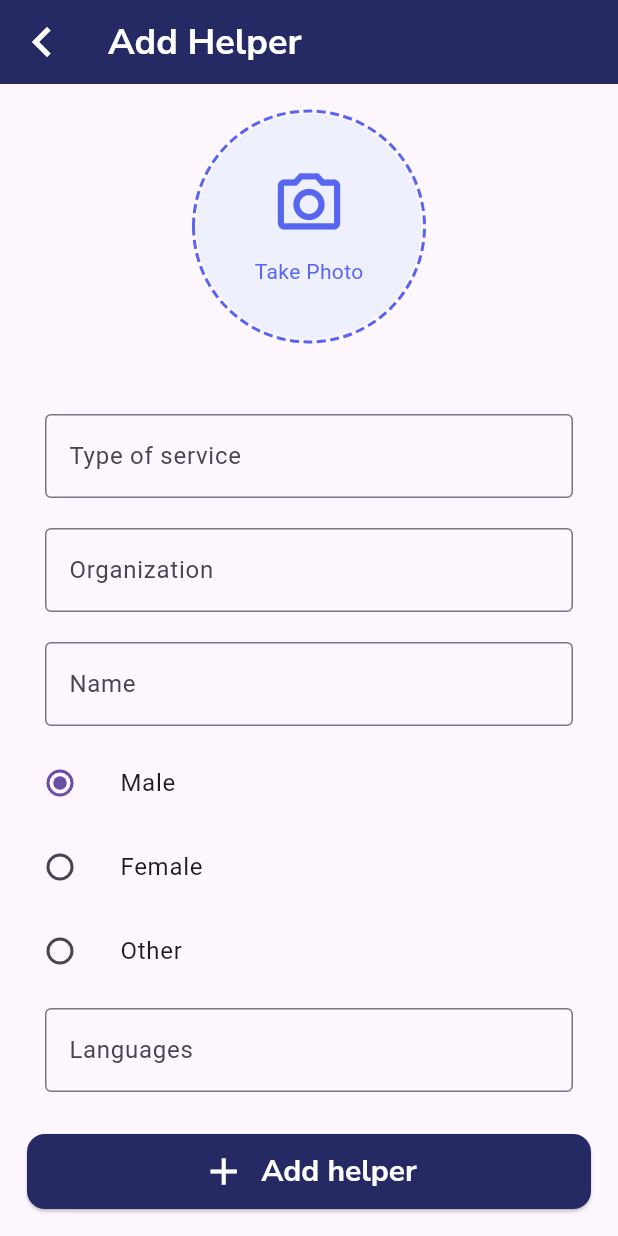
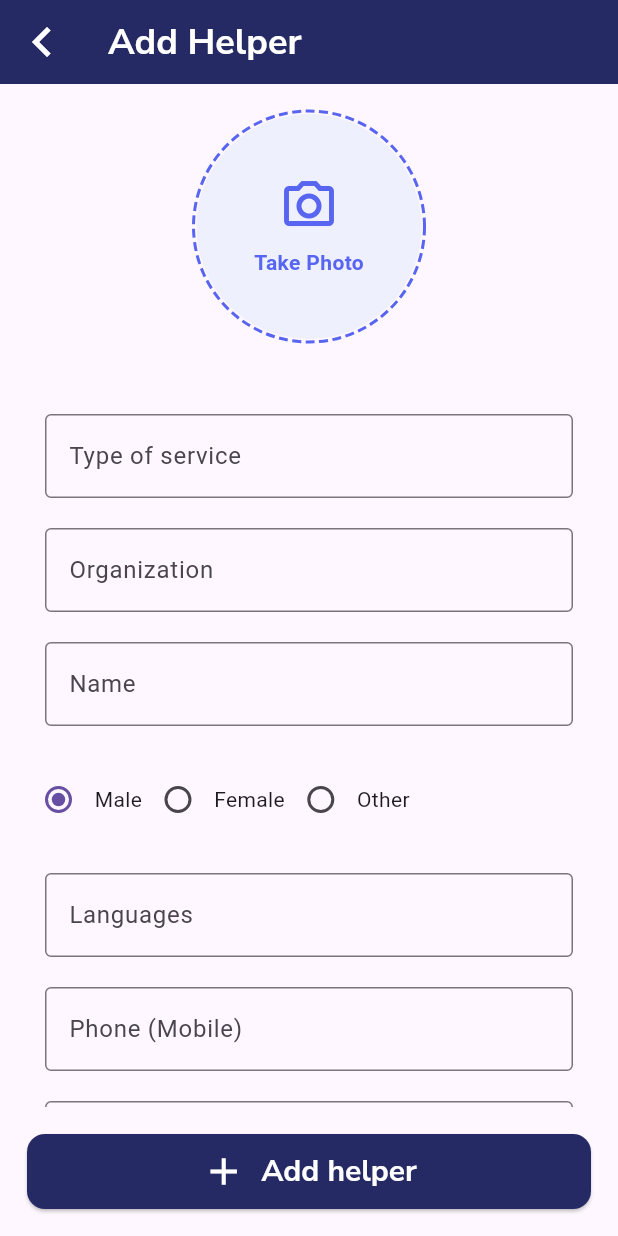
Before and after one commit to indugundam25/helper-module, a Flutter app: the screen it shows after launch, after a tap on "Add helper", on a phone screen of 412 x 824 dp. Run offline on Flutter 3.47's test engine with Material 3 defaults, Android fonts, the phone set to English and light mode, and no system bars; drawn by our look-alikes of dotted_border; our stand-ins replace image_picker.

```diff
--- a/lib/screens/AddHelper.dart
+++ b/lib/screens/AddHelper.dart
@@ -33,6 +33,7 @@ class _AddHelperState extends State<AddHelper> {
     }
 
     return MaterialApp(
+      debugShowCheckedModeBanner: false,
       home: Scaffold(
         appBar: AppBar(
           leading: IconButton(
@@ -60,34 +61,47 @@ class _AddHelperState extends State<AddHelper> {
                   Padding(
                     padding: const EdgeInsets.all(18.0),
                     child: Center(
+                      child: GestureDetector(
+                        onTap: pickImage,
                         child: DottedBorder(
                           color: AppColors.neonblue,
                           strokeWidth: 2,
-                        dashPattern: [6, 3],
-                        borderType: BorderType.RRect,
-                        radius: const Radius.circular(200.0),
+                          dashPattern: const [6, 3],
+                          borderType: BorderType.Circle,
                           child: Container(
                             height: 150,
                             width: 150,
-                          decoration: BoxDecoration(
+                            decoration: const BoxDecoration(
+                              shape: BoxShape.circle,
                               color: AppColors.accent,
-                            shape: BoxShape.circle,
                             ),
-
-                          child: Column(
+                            child: imageFile != null
+                                ? ClipOval(
+                                    child: Image.file(
+                                      imageFile!,
+                                      fit: BoxFit.cover,
+                                      height: 150,
+                                      width: 150,
+                                    ),
+                                  )
+                                : Column(
                                     mainAxisAlignment: MainAxisAlignment.center,
-                            children: [
+                                    children: const [
                                       Icon(
                                         Icons.camera_alt_outlined,
+                                        size: 40.0,
                                         color: AppColors.neonblue,
-                                size: 50.0,
                                       ),
-                              SizedBox(height: 10.0),
+                                      SizedBox(height: 8.0),
                                       Text(
                                         'Take Photo',
-                                style: TextStyle(color: AppColors.neonblue),
+                                        style: TextStyle(
+                                          color: AppColors.neonblue,
+                                          fontWeight: FontWeight.w600,
+                                        ),
                                       ),
                                     ],
+                                  ),
                           ),
                         ),
                       ),
@@ -155,9 +169,11 @@ class _AddHelperState extends State<AddHelper> {
                             ),
                           ),
                         ),
-                        ListTile(
-                          title: const Text("Male"),
-                          leading: Radio<String>(
+                        Padding(
+                          padding: const EdgeInsets.all(15.0),
+                          child: Row(
+                            children: [
+                              Radio<String>(
                                 value: "Male",
                                 groupValue: selectedValue,
                                 onChanged: (value) {
@@ -166,10 +182,8 @@ class _AddHelperState extends State<AddHelper> {
                                   });
                                 },
                               ),
-                        ),
-                        ListTile(
-                          title: const Text("Female"),
-                          leading: Radio<String>(
+                              Text("Male"),
+                              Radio<String>(
                                 value: "Female",
                                 groupValue: selectedValue,
                                 onChanged: (value) {
@@ -178,10 +192,8 @@ class _AddHelperState extends State<AddHelper> {
                                   });
                                 },
                               ),
-                        ),
-                        ListTile(
-                          title: const Text("Other"),
-                          leading: Radio<String>(
+                              Text("Female"),
+                              Radio<String>(
                                 value: "Other",
                                 groupValue: selectedValue,
                                 onChanged: (value) {
@@ -189,6 +201,9 @@ class _AddHelperState extends State<AddHelper> {
                                     selectedValue = value!;
                                   });
                                 },
+                              ),
+                              Text("Other"),
+                            ],
                           ),
                         ),
                         Padding(
@@ -278,12 +293,17 @@ class _AddHelperState extends State<AddHelper> {
                                 fontSize: 15.0,
                                 fontWeight: FontWeight.bold,
                                 fontFamily: 'Nunito Sans',
-                                color : Colors.black,
+                                color: Colors.black,
                               ),
                             ),
                             trailing: ElevatedButton(
                               onPressed: () {
-                                Navigator.push(context, MaterialPageRoute(builder: (context)=> KYCDocument()));
+                                Navigator.push(
+                                  context,
+                                  MaterialPageRoute(
+                                    builder: (context) => KYCDocument(),
+                                  ),
+                                );
                               },
                               style: ElevatedButton.styleFrom(
                                 backgroundColor: null,
@@ -294,7 +314,13 @@ class _AddHelperState extends State<AddHelper> {
                                 children: [
                                   Icon(Icons.add, size: 20.0),
                                   SizedBox(width: 8.0),
-                                  Text('Add Document', style : TextStyle(fontFamily: 'Nunito Sans', fontWeight: FontWeight.bold)),
+                                  Text(
+                                    'Add Document',
+                                    style: TextStyle(
+                                      fontFamily: 'Nunito Sans',
+                                      fontWeight: FontWeight.bold,
+                                    ),
+                                  ),
                                 ],
                               ),
                             ),
```
Also changed, not shown: lib/screens/KYCDocument.dart (+58 -3 lines). Lines whose indentation alone changed are shown as unchanged.
